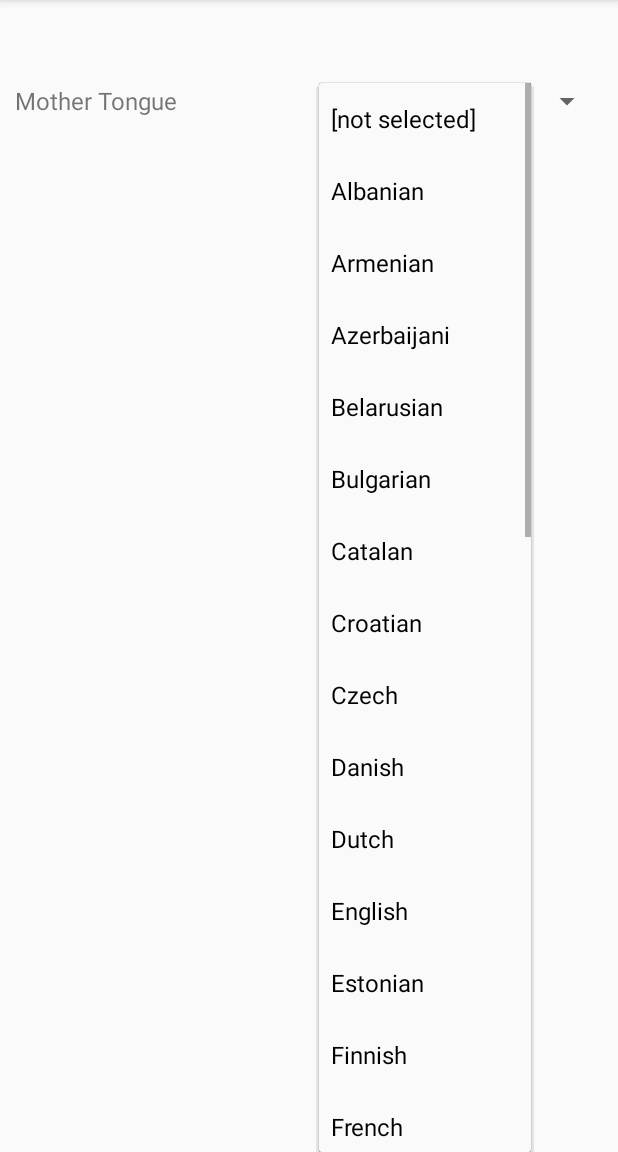
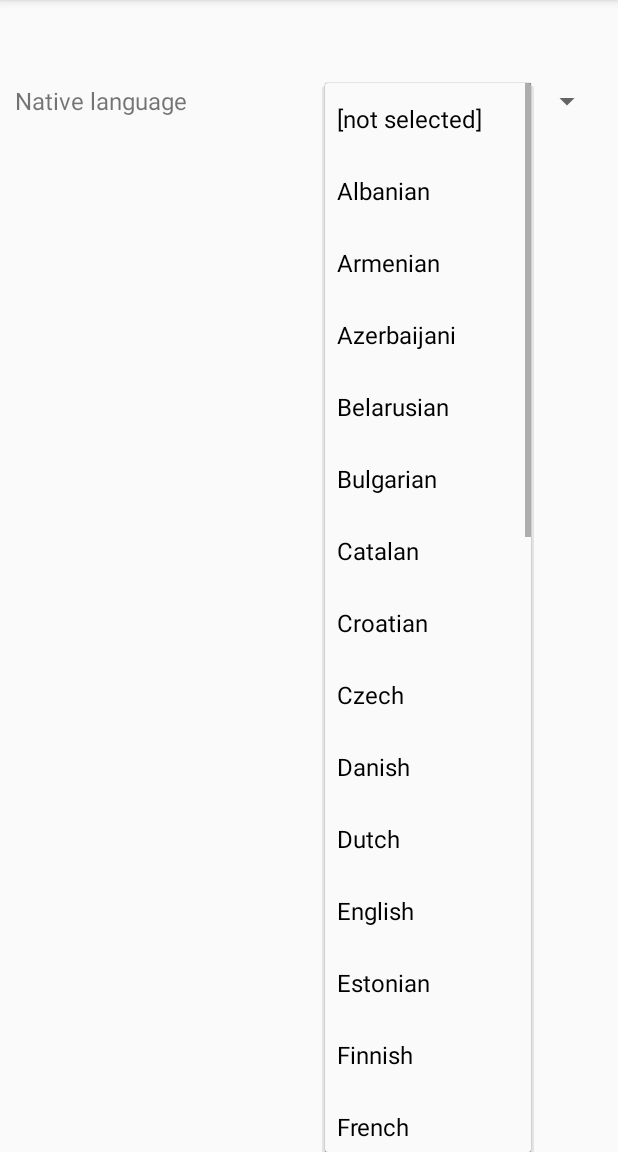
Before and after one commit to Dohmanlechx/Captions-Scanner, an Android app: the SettingsActivity screen opened directly, with no data from a screen before it, after a tap on an icon or button, on a phone screen of 412 x 824 dp, the part 84-1236 px from its top. Run offline under Robolectric (Android 15) with nearby library versions, the phone set to English and light mode, and no system bars.

Commit message:
Minor changes in string.xml

```diff
--- a/app/src/main/res/values/strings.xml
+++ b/app/src/main/res/values/strings.xml
@@ -31,8 +31,6 @@
     <string name="toastnowords">Go ahead and try scanning!</string>
     <string name="title_noword">No words scanned</string>
     <string name="reply">write…</string>
-    <string name="correct">Correct!</string>
-    <string name="incorrecct">Incorrect!</string>
     <!--STOREDWORDSACTIVITY-->
     <string name="no_data">No words scanned</string>
     <!--WARNING DIALOG-->
@@ -40,7 +38,7 @@
     <string name="warning_message">Application detects abnormal usage. Please wait at least one minute before trying again.\n\nThank you for understanding!</string>
     <string name="warning_ok">OK</string>
     <!--SETTINGS-->
-    <string name="mother_tongue">Mother Tongue</string>
+    <string name="mother_tongue">Native language</string>
     <string-array name="languages">
         <item>[not selected]</item>
         <item>Albanian</item>
```
